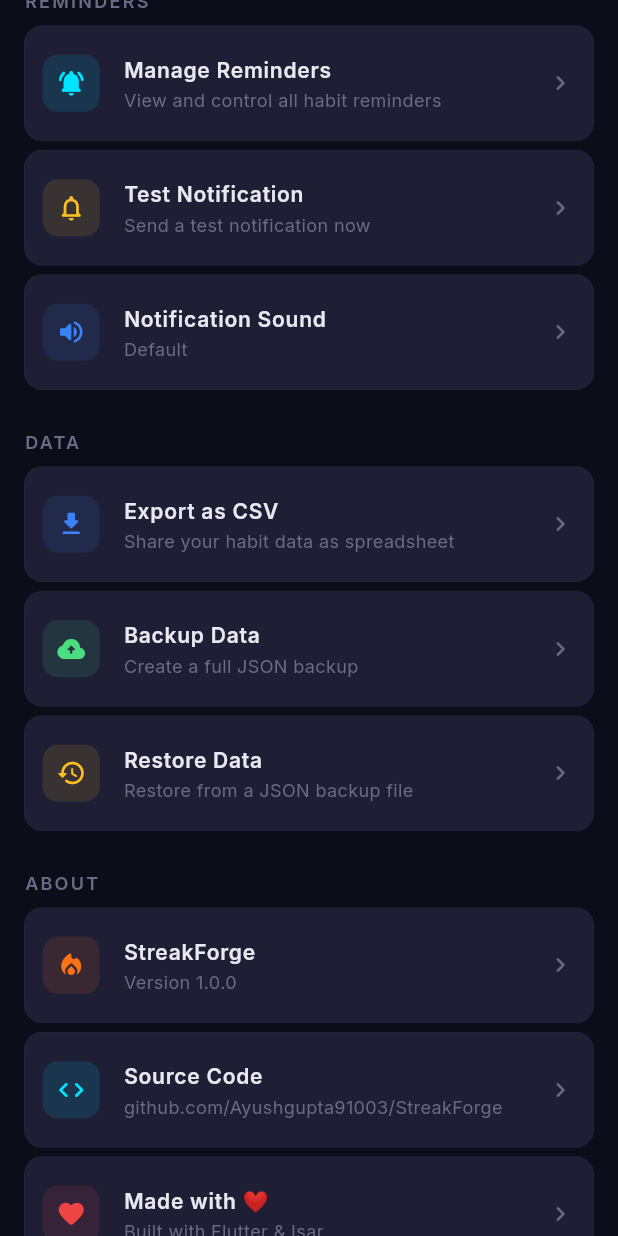
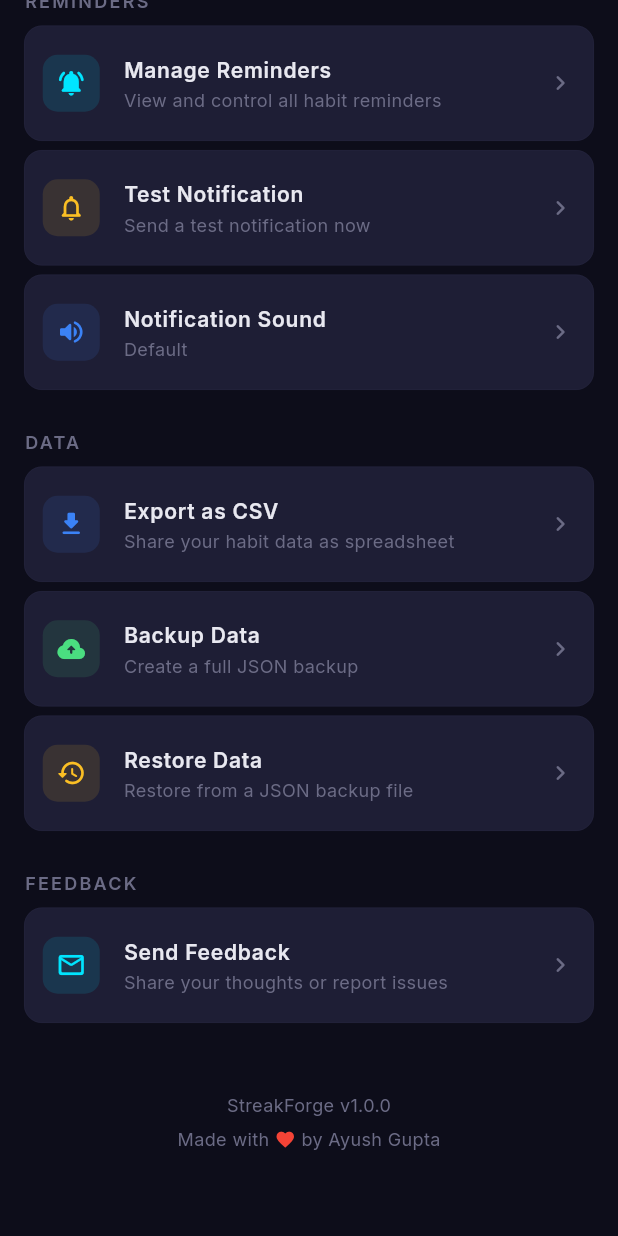
Before and after one commit to Ayushgupta91003/StreakForge, a Flutter app: the SettingsScreen screen opened directly, scrolled down 300 dp, on a phone screen of 412 x 824 dp. Run offline on Flutter 3.47's test engine with Material 3 defaults, Android fonts, the phone set to English and light mode, and no system bars; our stand-ins replace csv, file_picker, fl_chart, flutter_local_notifications, flutter_riverpod, google_fonts and 4 more; accounts and stored records are empty; generated files the repository leaves out were written again.

Commit message:
feat: revamp settings About section, add feedback email, url_launcher
- Removed About section big widgets (StreakForge, Source Code, Made with)
- Added Feedback section with mailto: ayush91003@gmail.com (opens email app)
- Added minimal centered footer: 'StreakForge v1.0.0' + 'Made with ❤️ by Ayush Gupta' (red heart)
- Added url_launcher dependency for mailto links

```diff
--- a/lib/features/settings/presentation/screens/settings_screen.dart
+++ b/lib/features/settings/presentation/screens/settings_screen.dart
@@ -3,6 +3,7 @@ import 'package:flutter/material.dart';
 import 'package:flutter_riverpod/flutter_riverpod.dart';
 import 'package:file_picker/file_picker.dart';
 import 'package:shared_preferences/shared_preferences.dart';
+import 'package:url_launcher/url_launcher.dart';
 import 'package:streak_forge/core/theme/app_theme.dart';
 import 'package:streak_forge/core/theme/theme_provider.dart';
 import 'package:streak_forge/features/habits/presentation/providers/habit_providers.dart';
@@ -108,29 +109,72 @@ class SettingsScreen extends ConsumerWidget {
                 ),
                 const SizedBox(height: 20),
 
-                // ─── About ───
-                const _SectionHeader(title: 'ABOUT'),
+                // ─── Feedback ───
+                const _SectionHeader(title: 'FEEDBACK'),
                 const SizedBox(height: 8),
                 _SettingsTile(
-                  icon: Icons.local_fire_department_rounded,
-                  iconColor: currentColor,
-                  title: 'StreakForge',
-                  subtitle: 'Version 1.0.0',
-                  onTap: () {},
+                  icon: Icons.mail_outline_rounded,
+                  iconColor: AppColors.accent,
+                  title: 'Send Feedback',
+                  subtitle: 'Share your thoughts or report issues',
+                  onTap: () async {
+                    final uri = Uri(
+                      scheme: 'mailto',
+                      path: 'ayush91003@gmail.com',
+                      queryParameters: {
+                        'subject': 'StreakForge Feedback',
+                      },
+                    );
+                    if (await canLaunchUrl(uri)) {
+                      await launchUrl(uri);
+                    } else if (context.mounted) {
+                      ScaffoldMessenger.of(context).showSnackBar(
+                        const SnackBar(content: Text('No email app found')),
+                      );
+                    }
+                  },
                 ),
-                _SettingsTile(
-                  icon: Icons.code_rounded,
-                  iconColor: AppColors.accent,
-                  title: 'Source Code',
-                  subtitle: 'github.com/Ayushgupta91003/StreakForge',
-                  onTap: () {},
-                ),
-                _SettingsTile(
-                  icon: Icons.favorite_rounded,
-                  iconColor: AppColors.error,
-                  title: 'Made with ❤️',
-                  subtitle: 'Built with Flutter & Isar',
-                  onTap: () {},
+                const SizedBox(height: 20),
+
+                // ─── Footer ───
+                const SizedBox(height: 20),
+                Center(
+                  child: Column(
+                    children: [
+                      Text(
+                        'StreakForge v1.0.0',
+                        style: TextStyle(
+                          fontSize: 12,
+                          color: AppColors.textTertiary,
+                        ),
+                      ),
+                      const SizedBox(height: 6),
+                      Row(
+                        mainAxisSize: MainAxisSize.min,
+                        children: [
+                          Text(
+                            'Made with ',
+                            style: TextStyle(
+                              fontSize: 12,
+                              color: AppColors.textTertiary,
+                            ),
+                          ),
+                          Icon(
+                            Icons.favorite,
+                            size: 14,
+                            color: Colors.red,
+                          ),
+                          Text(
+                            ' by Ayush Gupta',
+                            style: TextStyle(
+                              fontSize: 12,
+                              color: AppColors.textTertiary,
+                            ),
+                          ),
+                        ],
+                      ),
+                    ],
+                  ),
                 ),
 
                 const SizedBox(height: 40),
--- a/pubspec.yaml
+++ b/pubspec.yaml
@@ -37,6 +37,7 @@ dependencies:
   csv: ^6.0.0
   share_plus: ^10.1.4
   file_picker: ^8.1.6
+  url_launcher: ^6.3.1
 
 dev_dependencies:
   flutter_test:
```
Also changed, not shown: pubspec.lock.
